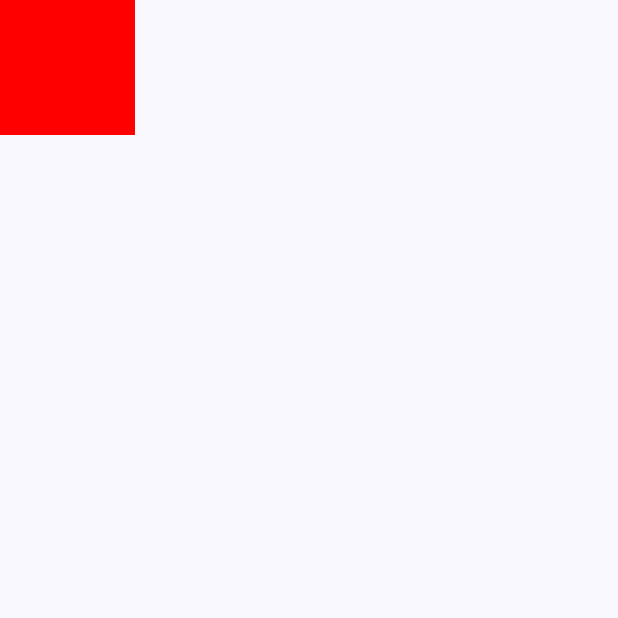
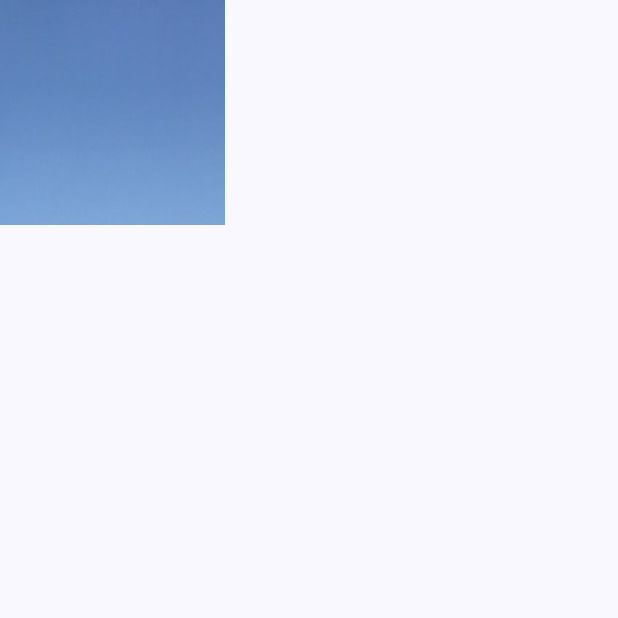
Before and after one commit to Sofochka13/GestureDemo, an Android app built with Jetpack Compose: the screen it shows after launch (MainActivity), on a phone screen of 412 x 824 dp, the top half of it. Run offline under Robolectric (Android 15) with nearby library versions, the phone set to English and light mode, and no system bars.

Commit message:
Add ScrollModifiers for image

```diff
--- a/app/src/main/java/com/example/gesturedemo/MainActivity.kt
+++ b/app/src/main/java/com/example/gesturedemo/MainActivity.kt
@@ -4,47 +4,46 @@ import android.os.Bundle
 import androidx.activity.ComponentActivity
 import androidx.activity.compose.setContent
 import androidx.activity.enableEdgeToEdge
+import androidx.compose.foundation.Canvas
 import androidx.compose.foundation.background
 import androidx.compose.foundation.clickable
+import androidx.compose.foundation.gestures.Orientation
+import androidx.compose.foundation.gestures.detectDragGestures
+import androidx.compose.foundation.gestures.detectTapGestures
+import androidx.compose.foundation.gestures.draggable
+import androidx.compose.foundation.gestures.rememberDraggableState
+import androidx.compose.foundation.gestures.rememberScrollableState
+import androidx.compose.foundation.gestures.scrollable
+import androidx.compose.foundation.horizontalScroll
 import androidx.compose.foundation.layout.Box
+import androidx.compose.foundation.layout.Column
+import androidx.compose.foundation.layout.Spacer
 import androidx.compose.foundation.layout.fillMaxSize
+import androidx.compose.foundation.layout.height
+import androidx.compose.foundation.layout.offset
 import androidx.compose.foundation.layout.padding
+import androidx.compose.foundation.layout.size
+import androidx.compose.foundation.rememberScrollState
+import androidx.compose.foundation.verticalScroll
 import androidx.compose.material3.Scaffold
-import androidx.compose.ui.Modifier
+import androidx.compose.material3.Text
 import androidx.compose.runtime.Composable
-import androidx.compose.runtime.mutableStateOf
-import androidx.compose.runtime.remember
-import androidx.compose.ui.graphics.Color
-import androidx.compose.ui.tooling.preview.Preview
-import androidx.compose.ui.unit.dp
-import com.example.gesturedemo.ui.theme.GestureDemoTheme
-import androidx.compose.foundation.background
-import androidx.compose.foundation.clickable
-import androidx.compose.foundation.layout.Box
-import androidx.compose.foundation.layout.size
 import androidx.compose.runtime.getValue
 import androidx.compose.runtime.mutableStateOf
 import androidx.compose.runtime.remember
 import androidx.compose.runtime.setValue
+import androidx.compose.ui.Alignment
+import androidx.compose.ui.Modifier
+import androidx.compose.ui.geometry.Offset
+import androidx.compose.ui.graphics.Color
+import androidx.compose.ui.graphics.ImageBitmap
+import androidx.compose.ui.input.pointer.pointerInput
+import androidx.compose.ui.res.imageResource
+import androidx.compose.ui.tooling.preview.Preview
+import androidx.compose.ui.unit.IntOffset
 import androidx.compose.ui.unit.dp
-import androidx.compose.foundation.gestures.detectTapGestures
-import androidx.compose.foundation.layout.Column
-import androidx.compose.foundation.layout.Spacer
-import androidx.compose.foundation.layout.height
-import androidx.compose.material3.Text
-import androidx.compose.ui.Alignment
-import androidx.compose.ui.input.pointer.pointerInput
-import androidx.compose.foundation.gestures.Orientation
-import androidx.compose.foundation.gestures.draggable
-import androidx.compose.foundation.gestures.rememberDraggableState
-import androidx.compose.foundation.layout.Box
-import androidx.compose.foundation.layout.fillMaxSize
-import androidx.compose.foundation.layout.offset
-import androidx.compose.ui.unit.IntOffset
+import com.example.gesturedemo.ui.theme.GestureDemoTheme
 import kotlin.math.roundToInt
-import androidx.compose.foundation.gestures.detectDragGestures
-import androidx.compose.foundation.gestures.scrollable
-import androidx.compose.foundation.gestures.rememberScrollableState
 
 class MainActivity : ComponentActivity() {
     override fun onCreate(savedInstanceState: Bundle?) {
@@ -176,8 +175,29 @@ fun ScrollableModifier(modifier: Modifier = Modifier) {
 }
 
 @Composable
+fun ScrollModifiers(modifier: Modifier = Modifier) {
+    val image = ImageBitmap.imageResource(id = R.drawable.vacation)
+
+    Box(
+        modifier = modifier
+            .size(150.dp)
+            .verticalScroll(rememberScrollState())
+            .horizontalScroll(rememberScrollState())
+    ) {
+        Canvas(
+            modifier = Modifier.size(360.dp, 270.dp)
+        ) {
+            drawImage(
+                image = image,
+                topLeft = Offset(x = 0f, y = 0f)
+            )
+        }
+    }
+}
+
+@Composable
 fun MainScreen(modifier: Modifier = Modifier) {
-    ScrollableModifier(modifier)
+    ScrollModifiers(modifier)
 }
 
 @Preview(showBackground = true, showSystemUi = true)
```
Also changed, not shown: app/src/main/res/drawable/vacation.jpg (added).
